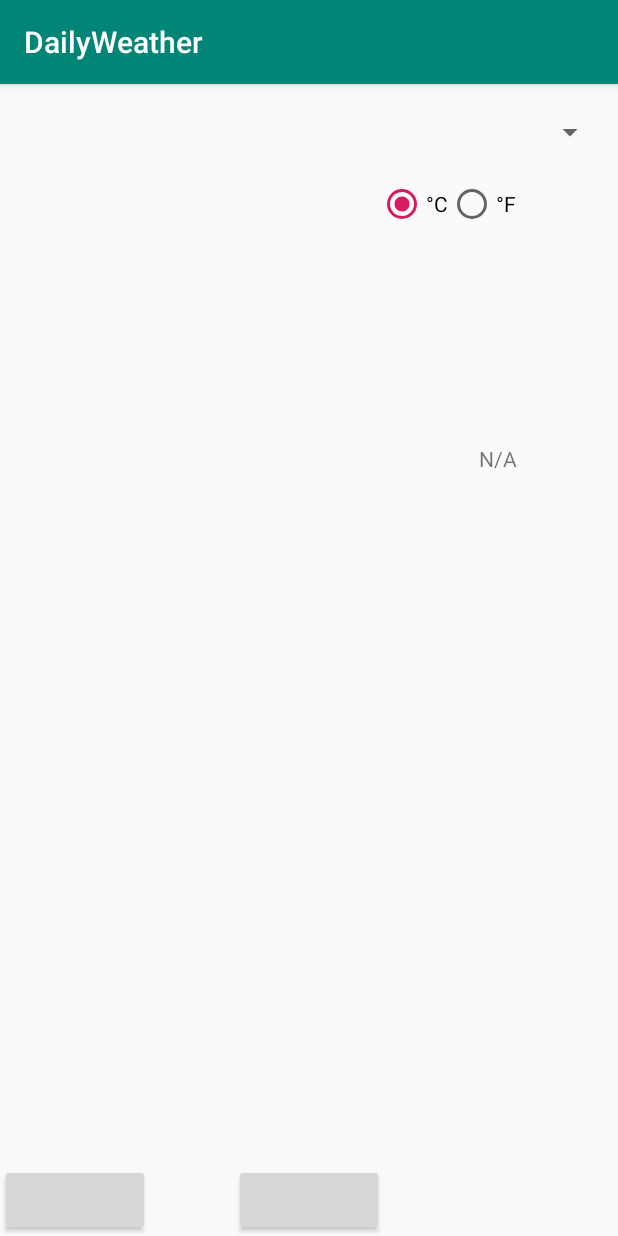
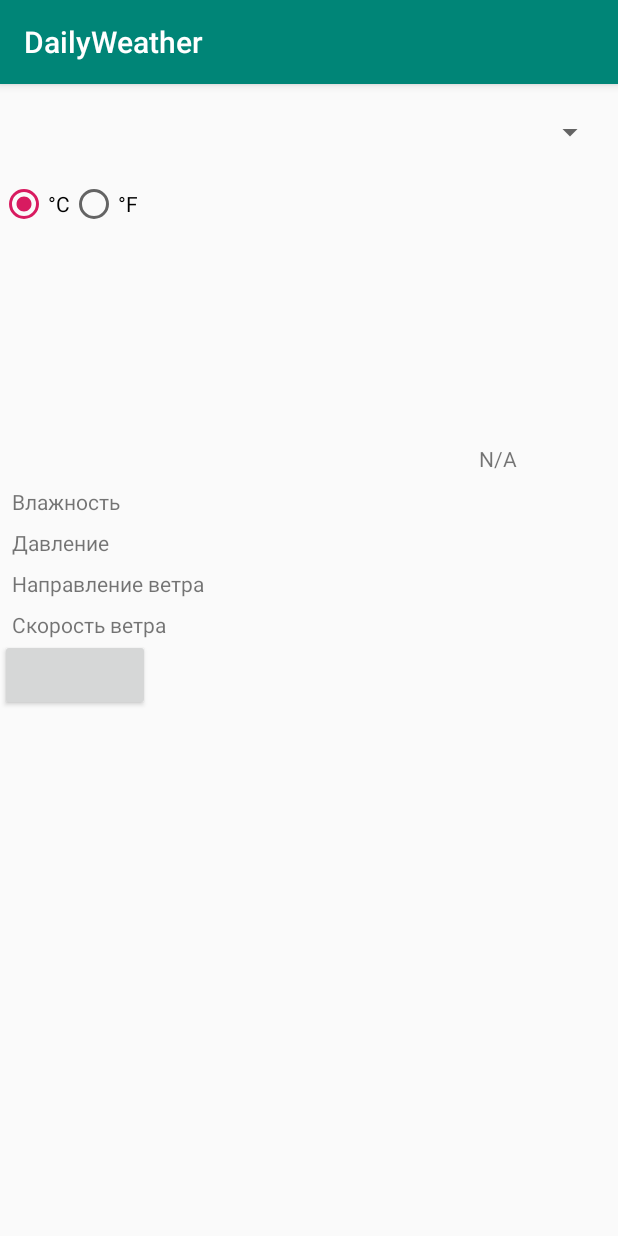
Before and after one commit to menteValidus/test-assignment, an Android app: the screen it shows after launch (MainActivity), on a phone screen of 412 x 824 dp. Run offline under Robolectric (Android 15) with nearby library versions, the phone set to English and light mode, and no system bars; our stand-ins replace Volley, data binding; network calls fail; 5 statements that could not run were skipped.

Commit message:
Initialized shared viewmodel in main activity. Realised method to get this viewmodel from fragments.

```diff
--- a/app/src/main/java/mente/vali/dailyweather/domain/viewmodels/ForecastViewModel.kt
+++ b/app/src/main/java/mente/vali/dailyweather/domain/viewmodels/ForecastViewModel.kt
@@ -56,6 +56,7 @@ class ForecastViewModel(application: Application) : AndroidViewModel(application
     val currentWeather: LiveData<ObservableWeather> = _currentWeather
 
     init {
+        update()
         acceptCurrentUnits()
     }
 
@@ -65,6 +66,7 @@ class ForecastViewModel(application: Application) : AndroidViewModel(application
     fun setCurrentUnits(units: Units) {
         _currentUnitsLiveData.value = units
         acceptCurrentUnits()
+        saveCurrentUnits()
     }
     /**
      * Метод, передающий текущие единицы измерения в репозиторий.
--- a/app/src/main/java/mente/vali/dailyweather/presentation/ui/MainActivity.kt
+++ b/app/src/main/java/mente/vali/dailyweather/presentation/ui/MainActivity.kt
@@ -9,7 +9,9 @@ import androidx.lifecycle.ViewModelProviders
 import kotlinx.android.synthetic.main.activity_main.*
 import mente.vali.dailyweather.R
 import mente.vali.dailyweather.databinding.ActivityMainBinding
+import mente.vali.dailyweather.domain.repositories.TodayWeatherRepository
 import mente.vali.dailyweather.domain.viewmodels.ForecastViewModel
+import mente.vali.dailyweather.presentation.ui.fragments.TodayWeatherFragment
 
 /**
  * Класс Activity, представляющий главный экран приложения.
@@ -19,16 +21,22 @@ class MainActivity : AppCompatActivity() {
     /**
      * Поле [ForecastViewModel] для работы с данными, получаемыми от API.
      */
-    private val forecastViewModel: ForecastViewModel by lazy {
+    private lateinit var forecastViewModel: ForecastViewModel /*=
         ViewModelProviders.of(this).get(ForecastViewModel::class.java)
-    }
+    */
 
     /**
      * Метод, вызываемый при запуске Activity.
      */
     override fun onCreate(savedInstanceState: Bundle?) {
         super.onCreate(savedInstanceState)
+        forecastViewModel =
+            ViewModelProviders.of(this).get(ForecastViewModel::class.java)
+
 //        setContentView(R.layout.activity_main)
+//        if (nav_host_fragment is TodayWeatherFragment) {
+//            print("AAAAAAAAAAAAAAAAAAAAAAAAAAAAAAAAAAAAAAAAAAAAA")
+//        }
 
         val binding: ActivityMainBinding =
             DataBindingUtil.setContentView(this, R.layout.activity_main)
@@ -36,19 +44,11 @@ class MainActivity : AppCompatActivity() {
         binding.lifecycleOwner = this
 
         binding.viewmodel = forecastViewModel
-//        initUI()
+        //initUI()
     }
 
-    /**
-     * Метод, вызываемый при завершении Activity.
-     */
-    override fun onStop() {
-        super.onStop()
-        forecastViewModel.saveCurrentUnits()
-        // TODO принудительное завершение запросов.
-    }
-
-//    /**
+    fun getVM() = forecastViewModel
+    //    /**
 //     * Метод, обрабатывающий смену единиц градуса.
 //     */
 //    fun onRadioButtonClicked(view: View) {
--- /dev/null
+++ b/app/src/main/java/mente/vali/dailyweather/presentation/ui/fragments/HeaderFragment.kt
@@ -0,0 +1,43 @@
+package mente.vali.dailyweather.presentation.ui.fragments
+
+
+import android.os.Bundle
+import androidx.fragment.app.Fragment
+import android.view.LayoutInflater
+import android.view.View
+import android.view.ViewGroup
+import androidx.databinding.DataBindingUtil
+import androidx.lifecycle.ViewModelProviders
+
+import mente.vali.dailyweather.R
+import mente.vali.dailyweather.databinding.FragmentHeaderBinding
+import mente.vali.dailyweather.domain.viewmodels.ForecastViewModel
+import mente.vali.dailyweather.presentation.ui.MainActivity
+
+/**
+ * A simple [Fragment] subclass.
+ */
+class HeaderFragment : Fragment() {
+    private val forecastViewModel: ForecastViewModel by lazy {
+        ViewModelProviders.of(this).get(ForecastViewModel::class.java)
+    }
+
+    override fun onCreateView(
+        inflater: LayoutInflater, container: ViewGroup?,
+        savedInstanceState: Bundle?
+    ): View? {
+        val binding = FragmentHeaderBinding.inflate(inflater, container, false)
+//        DataBindingUtil.inflate<FragmentHeaderBinding>(
+//            inflater, R.layout.fragment_header,
+//            container, false
+//        )
+
+        binding.lifecycleOwner = this
+//        binding.viewmodel = forecastViewModel
+        binding.viewmodel = (activity as MainActivity).getVM()
+        return binding.root
+
+    }
+
+
+}
--- a/app/src/main/java/mente/vali/dailyweather/presentation/ui/fragments/TodayWeatherFragment.kt
+++ b/app/src/main/java/mente/vali/dailyweather/presentation/ui/fragments/TodayWeatherFragment.kt
@@ -13,10 +13,9 @@ import androidx.navigation.findNavController
 import kotlinx.android.synthetic.main.fragment_today_weather.*
 
 import mente.vali.dailyweather.R
-import mente.vali.dailyweather.data.models.WeatherByTime
 import mente.vali.dailyweather.databinding.FragmentTodayWeatherBinding
 import mente.vali.dailyweather.domain.viewmodels.ForecastViewModel
-import mente.vali.dailyweather.presentation.ui.fragments.base.BaseFragment
+import mente.vali.dailyweather.presentation.ui.MainActivity
 
 /**
  * Подкласс [Fragment], представляющий информацию о погоде на сегодня.
@@ -43,14 +42,16 @@ class TodayWeatherFragment : Fragment() {
         }
         requireActivity().onBackPressedDispatcher.addCallback(this, callback)
         // Inflate the layout for this fragment
-        val binding =
-            DataBindingUtil.inflate<FragmentTodayWeatherBinding>(
-                inflater, R.layout.fragment_today_weather,
-                container, false
-            )
+        val binding = FragmentTodayWeatherBinding.inflate(inflater, container, false)
+//            DataBindingUtil.inflate<FragmentTodayWeatherBinding>(
+//                inflater, R.layout.fragment_today_weather,
+//                container, false
+//            )
 
-        binding.viewmodel = forecastViewModel
-        binding.lifecycleOwner = this
+//        binding.viewmodel = forecastViewModel
+        binding.viewmodel = (activity as MainActivity).getVM()
+        binding.lifecycleOwner = viewLifecycleOwner
+
         // TODO пытается получить доступ к ещё неинициализированному списку.
         return binding.root
     }
--- a/app/src/main/java/mente/vali/dailyweather/presentation/ui/fragments/base/BaseFragment.kt
+++ /dev/null
@@ -1,7 +0,0 @@
-package mente.vali.dailyweather.presentation.ui.fragments.base
-
-import mente.vali.dailyweather.data.models.WeatherByTime
-
-interface BaseFragment {
-    fun updateUI(weatherByTime: WeatherByTime)
-}
--- a/app/src/main/java/mente/vali/dailyweather/util/UnitsConverters.kt
+++ b/app/src/main/java/mente/vali/dailyweather/util/UnitsConverters.kt
@@ -1 +1,32 @@
 package mente.vali.dailyweather.util
+
+import kotlin.math.round
+
+private const val barToHgConvertingValue = 1.33322f
+// TODO comments
+fun windDegreeToWindDirection(degrees: Float): String {
+    when (degrees) {
+        in 0.0..11.25 -> return "С"
+        in 11.25..33.75 -> return "ССВ"
+        in 33.75..56.25 -> return "СВ"
+        in 56.25..78.75 -> return "ВСВ"
+        in 78.75..101.25 -> return "В"
+        in 101.25..123.75 -> return "ВЮВ"
+        in 123.75..146.25 -> return "ЮВ"
+        in 146.25..168.75 -> return "ЮЮВ"
+        in 168.75..191.25 -> return "Ю"
+        in 191.25..213.75 -> return "ЮЮЗ"
+        in 213.75..236.25 -> return "ЮЗ"
+        in 236.25..258.75 -> return "ЗЮЗ"
+        in 258.75..281.25 -> return "З"
+        in 281.25..303.75 -> return "ЗСЗ"
+        in 303.75..326.25 -> return "СЗ"
+        in 326.25..348.75 -> return "ССЗ"
+        in 348.75..360.0 -> return "С"
+        else -> return "?"
+    }
+}
+
+fun barToHg(mbar: Int): Float {
+    return round(mbar/barToHgConvertingValue * 100.0f) / 100.0f
+}
--- a/app/src/main/res/layout/activity_main.xml
+++ b/app/src/main/res/layout/activity_main.xml
@@ -38,6 +38,12 @@
         </LinearLayout>
 
         <fragment
+            android:id="@+id/fr_city_selection"
+            android:name="mente.vali.dailyweather.presentation.ui.fragments.HeaderFragment"
+            android:layout_width="wrap_content"
+            android:layout_height="wrap_content"/>
+
+        <fragment
             android:id="@+id/nav_host_fragment"
             android:name="androidx.navigation.fragment.NavHostFragment"
             android:layout_width="match_parent"
--- /dev/null
+++ b/app/src/main/res/layout/fragment_header.xml
@@ -0,0 +1,36 @@
+<?xml version="1.0" encoding="utf-8"?>
+<layout xmlns:android="http://schemas.android.com/apk/res/android"
+    xmlns:tools="http://schemas.android.com/tools"
+    xmlns:app="http://schemas.android.com/apk/res-auto">
+
+    <data>
+        <variable
+            name="viewmodel"
+            type="mente.vali.dailyweather.domain.viewmodels.ForecastViewModel" />
+
+    </data>
+
+    <RadioGroup
+        android:layout_width="match_parent"
+        android:layout_height="match_parent"
+        android:orientation="horizontal"
+        app:currentDegreesUnit="@{viewmodel.currentUnitsLiveData}">
+
+        <RadioButton
+            android:id="@+id/rb_celsius"
+            android:layout_width="wrap_content"
+            android:layout_height="wrap_content"
+            android:onClick="@{() -> viewmodel.setCelsiusUnits()}"
+            android:text="@string/celsius_degree_string" />
+
+        <RadioButton
+            android:id="@+id/rb_fahrenheit"
+            android:layout_width="wrap_content"
+            android:layout_height="wrap_content"
+            android:onClick="@{() -> viewmodel.setFahrenheitUnits()}"
+            android:text="@string/fahrenheit_degree_string" />
+
+    </RadioGroup>
+
+
+</layout>
--- a/app/src/main/res/layout/fragment_today_weather.xml
+++ b/app/src/main/res/layout/fragment_today_weather.xml
@@ -11,9 +11,13 @@
     </data>
 
 
+    <LinearLayout
+        android:layout_width="wrap_content"
+        android:layout_height="wrap_content"
+        android:orientation="vertical">
         <RelativeLayout
-        android:layout_width="match_parent"
-        android:layout_height="match_parent"
+            android:layout_width="wrap_content"
+            android:layout_height="wrap_content"
             android:elevation="8dp">
             <!--        Значение температуры, дата-->
             <LinearLayout
@@ -64,27 +68,7 @@
                 android:layout_height="wrap_content"
                 android:layout_alignParentEnd="true"
                 android:orientation="vertical">
-            <RadioGroup
-                android:layout_width="match_parent"
-                android:layout_height="match_parent"
-                android:orientation="horizontal"
-                app:currentDegreesUnit="@{viewmodel.currentUnitsLiveData}">
 
-                <RadioButton
-                    android:id="@+id/rb_celsius"
-                    android:layout_width="wrap_content"
-                    android:layout_height="wrap_content"
-                    android:onClick="@{() -> viewmodel.setCelsiusUnits()}"
-                    android:text="@string/celsius_degree_string" />
-
-                <RadioButton
-                    android:id="@+id/rb_fahrenheit"
-                    android:layout_width="wrap_content"
-                    android:layout_height="wrap_content"
-                    android:onClick="@{() -> viewmodel.setFahrenheitUnits()}"
-                    android:text="@string/fahrenheit_degree_string" />
-
-            </RadioGroup>
                 <ImageView
                     android:id="@+id/iv_weather"
                     android:layout_width="@dimen/item_size_huge_96"
@@ -107,19 +91,85 @@
 
 
 
+
+
+        </RelativeLayout>
+
+
+        <LinearLayout
+            android:layout_width="wrap_content"
+            android:layout_height="wrap_content"
+            android:orientation="horizontal">
+            <LinearLayout
+                android:layout_width="wrap_content"
+                android:layout_height="wrap_content"
+                android:orientation="vertical">
+                <TextView
+                    android:layout_width="wrap_content"
+                    android:layout_height="wrap_content"
+                    android:layout_marginTop="@dimen/spacing_small_8"
+                    android:layout_marginStart="@dimen/spacing_small_8"
+                    android:text="@string/humidity_header"/>
+                <TextView
+                    android:layout_width="wrap_content"
+                    android:layout_height="wrap_content"
+                    android:layout_marginTop="@dimen/spacing_small_8"
+                    android:layout_marginStart="@dimen/spacing_small_8"
+                    android:text="@string/pressure_header"/>
+                <TextView
+                    android:layout_width="wrap_content"
+                    android:layout_height="wrap_content"
+                    android:layout_marginTop="@dimen/spacing_small_8"
+                    android:layout_marginStart="@dimen/spacing_small_8"
+                    android:text="@string/wind_direction_header"/>
+                <TextView
+                    android:layout_width="wrap_content"
+                    android:layout_height="wrap_content"
+                    android:layout_marginTop="@dimen/spacing_small_8"
+                    android:layout_marginStart="@dimen/spacing_small_8"
+                    android:text="@string/wind_speed_header"/>
+            </LinearLayout>
+            <LinearLayout
+                android:layout_width="wrap_content"
+                android:layout_height="wrap_content"
+                android:orientation="vertical">
+                <TextView
+                    android:layout_width="wrap_content"
+                    android:layout_height="wrap_content"
+                    android:layout_marginTop="@dimen/spacing_small_8"
+                    android:layout_marginStart="@dimen/spacing_huge_32"
+                    tools:text="48%"/>
+                <TextView
+                    android:layout_width="wrap_content"
+                    android:layout_height="wrap_content"
+                    android:layout_marginTop="@dimen/spacing_small_8"
+                    android:layout_marginStart="@dimen/spacing_huge_32"
+                    tools:text="1.039 мБар"/>
+                <TextView
+                    android:layout_width="wrap_content"
+                    android:layout_height="wrap_content"
+                    android:layout_marginTop="@dimen/spacing_small_8"
+                    android:layout_marginStart="@dimen/spacing_huge_32"
+                    tools:text="Северное"/>
+                <TextView
+                    android:layout_width="wrap_content"
+                    android:layout_height="wrap_content"
+                    android:layout_marginTop="@dimen/spacing_small_8"
+                    android:layout_marginStart="@dimen/spacing_huge_32"
+                    tools:text="12.5 км/ч"/>
+            </LinearLayout>
+            <LinearLayout
+                android:layout_width="wrap_content"
+                android:layout_height="wrap_content"
+                android:orientation="vertical">
+
+            </LinearLayout>
+        </LinearLayout>
         <Button
             android:id="@+id/btn_slide_tomorrow"
             android:layout_width="100dp"
             android:layout_height="@dimen/item_size_normal_48"
-            android:layout_alignParentBottom="true"
-            android:layout_centerInParent="true"/>
-        <Button
-            android:id="@+id/btn_slide_tomorrowww"
-            android:layout_width="100dp"
-            android:layout_height="@dimen/item_size_normal_48"
-            android:layout_alignParentBottom="true"
-            android:onClick="@{() -> viewmodel.update()}"/>
-
-    </RelativeLayout>
+            />
+    </LinearLayout>
 
 </layout>
--- a/app/src/main/res/values/strings.xml
+++ b/app/src/main/res/values/strings.xml
@@ -7,4 +7,8 @@
     <string name="fahrenheit_degree_string">°F</string>
     <string name="maxmin_temp_placeholder">Днём %1$d°%2$s, Ночью %3$d°%4$s</string>
     <string name="current_temp_placeholder">%1$d°%2$s</string>
+    <string name="humidity_header">Влажность</string>
+    <string name="pressure_header">Давление</string>
+    <string name="wind_direction_header">Направление ветра</string>
+    <string name="wind_speed_header">Скорость ветра</string>
 </resources>
```
Lines whose indentation alone changed are shown as unchanged.
